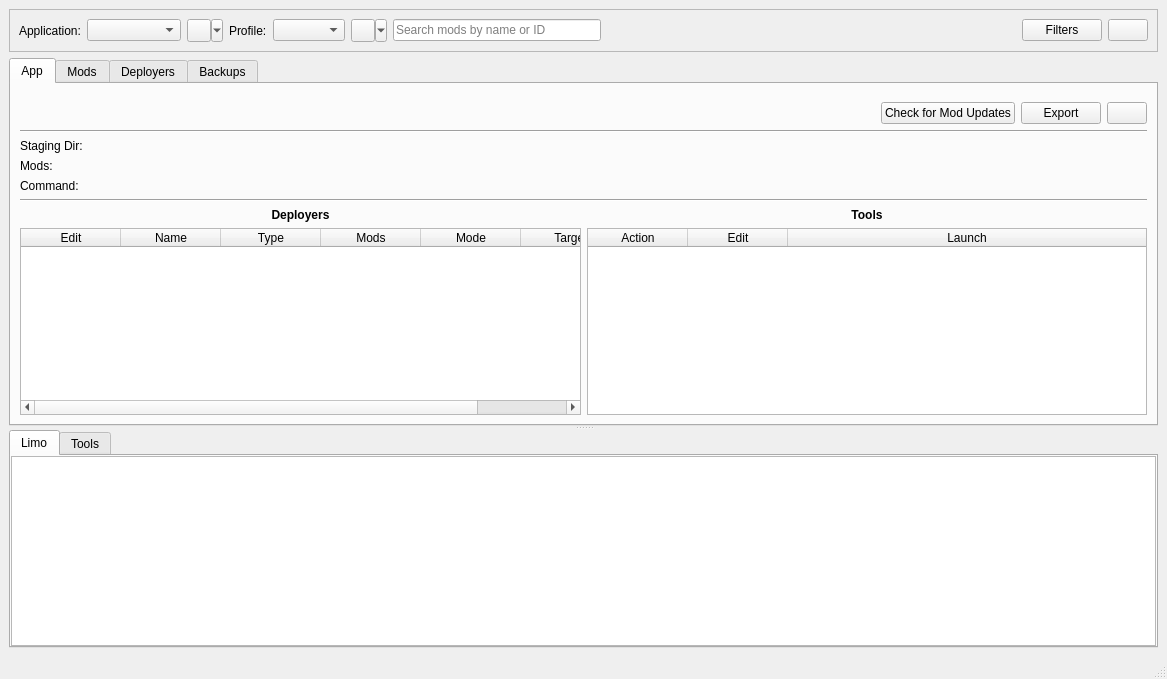
First picture: the form in src/ui/mainwindow.ui, repository alekulyn/limo, before the edit.
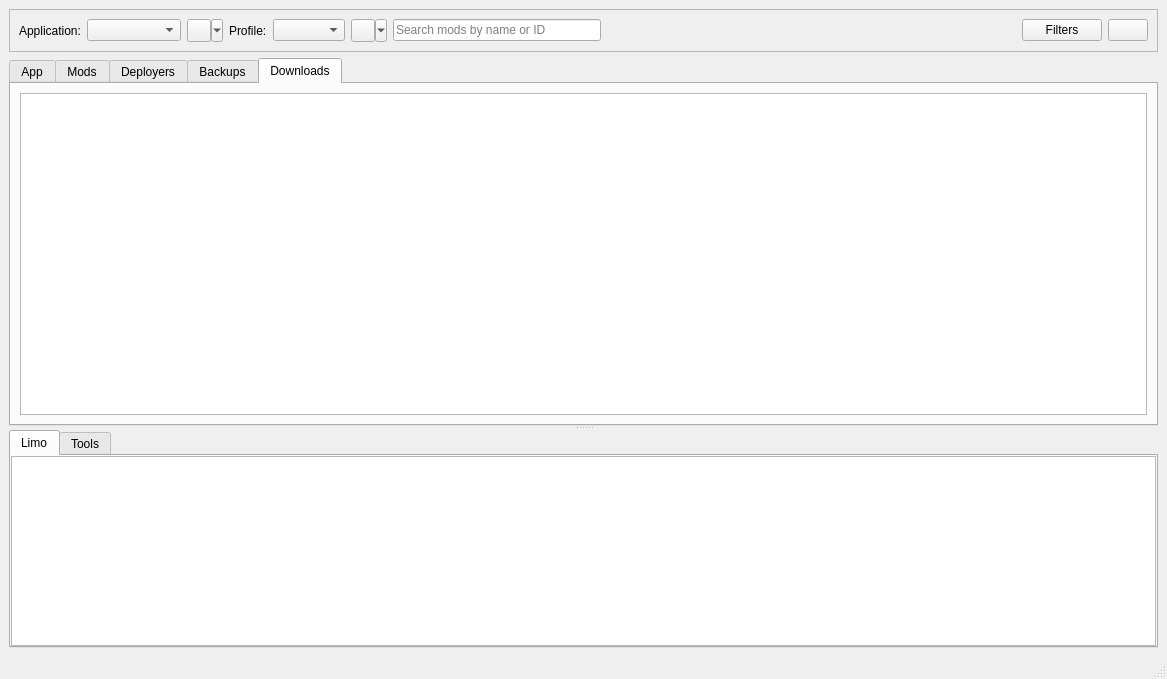
Second picture: the form after the edit. The open tabs and pages were chosen to show the change. Icons and pictures are not drawn. Custom widgets are drawn as their Qt base class.

Commit message: Basic downloads tab pointed at downloads dir

Patch:
```diff
--- a/src/ui/mainwindow.ui
+++ b/src/ui/mainwindow.ui
@@ -1177,6 +1177,25 @@
             </item>
            </layout>
           </widget>
+          <widget class="QWidget" name="downloads_tab">
+           <attribute name="title">
+            <string>Downloads</string>
+           </attribute>
+           <layout class="QGridLayout" name="gridLayout_22">
+            <item row="0" column="0">
+              <widget class="QTreeView" name="downloads_list">
+                <property name="geometry">
+                <rect>
+                  <x>10</x>
+                  <y>10</y>
+                  <width>1131</width>
+                  <height>311</height>
+                </rect>
+                </property>
+              </widget>
+            </item>
+           </layout>
+          </widget>
          </widget>
          <widget class="QWidget" name="log_container" native="true">
           <layout class="QGridLayout" name="gridLayout">
```
Left out of the diff: 12 changed lines with no effect on the pictures. Lines whose indentation alone changed are shown as unchanged. The commit also changes 6 other files.
